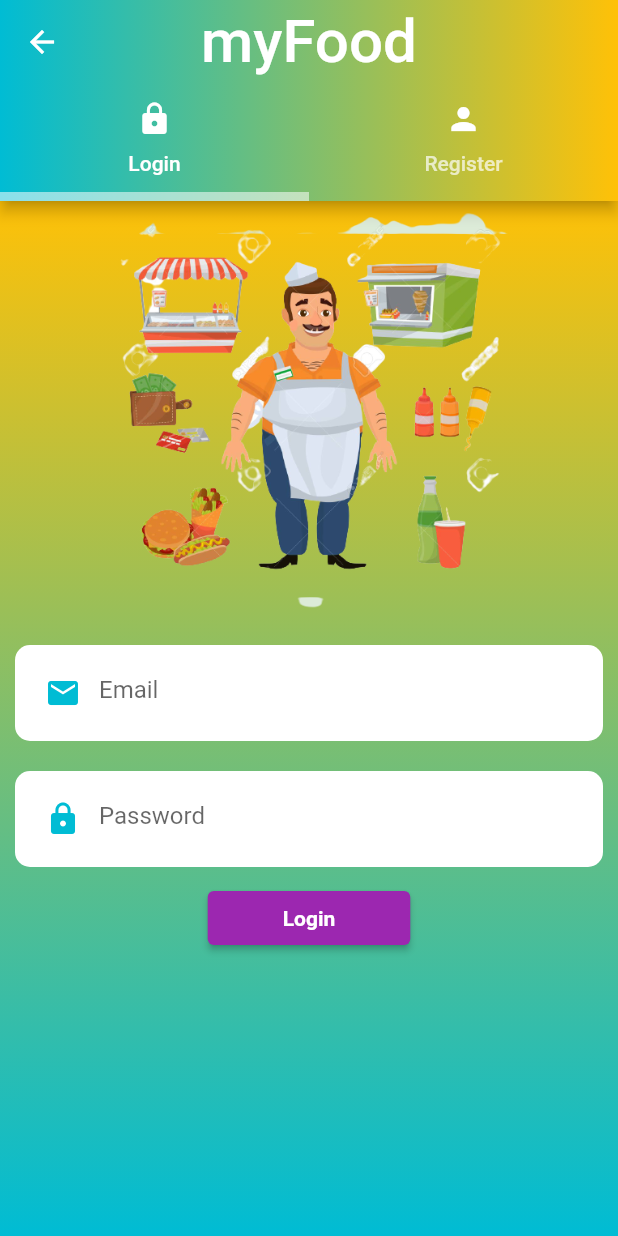
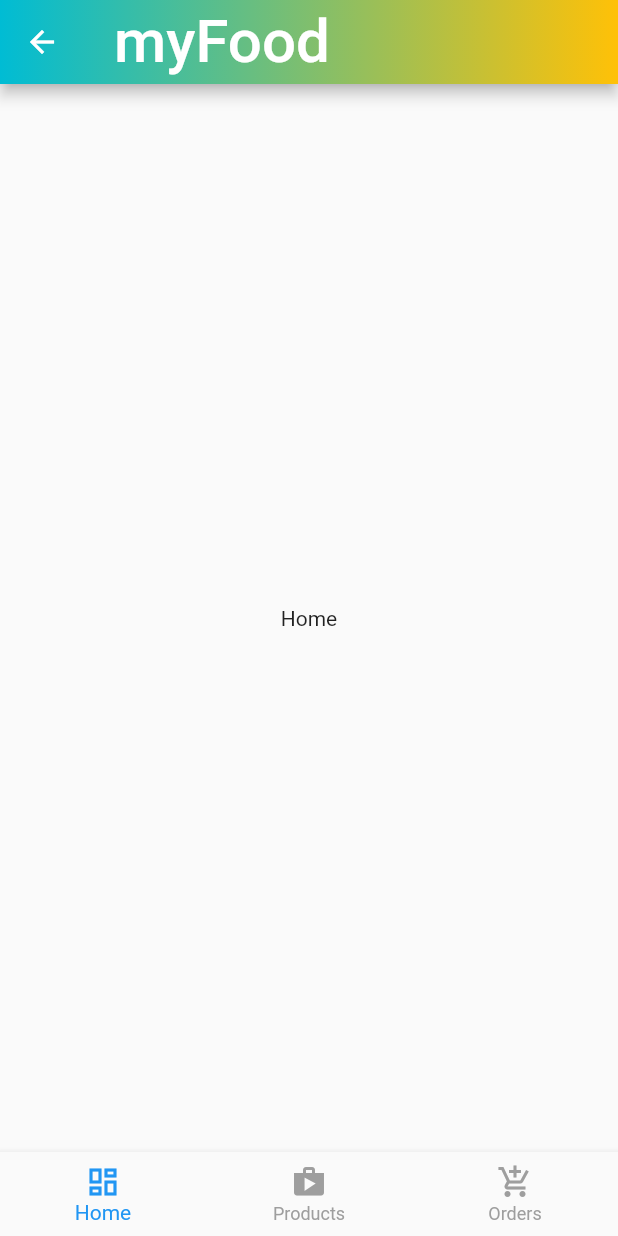
Before and after one commit to RazuPk/myfoodapp, a Flutter app: the screen it shows after launch, on a phone screen of 412 x 824 dp. Run offline on Flutter 3.47's test engine with Material 2 defaults, Android fonts, the phone set to English and light mode, and no system bars; our stand-ins replace cloud_firestore, firebase_auth, firebase_core, firebase_storage, image_picker, shared_preferences; accounts and stored records are empty; Roboto replaces fonts that are missing (Labester).

Commit message:
BottomNavigationBar Added done.

```diff
--- /dev/null
+++ b/lib/screens/sellers_screens/bottom_navbar_screen.dart
@@ -0,0 +1,68 @@
+import 'package:flutter/material.dart';
+import '../../screens/sellers_screens/home_screen.dart';
+import '../../screens/sellers_screens/order_screen.dart';
+import '../../screens/sellers_screens/products_screen.dart';
+
+import '../../widgets/flexible_space_widget.dart';
+
+class BottomNavBarScreen extends StatefulWidget {
+  const BottomNavBarScreen({super.key});
+
+  @override
+  State<BottomNavBarScreen> createState() => _BottomNavBarScreenState();
+}
+
+class _BottomNavBarScreenState extends State<BottomNavBarScreen> {
+  final List<Widget> _screen = [
+    HomeScreen(),
+    ProductsScreen(),
+    OrderScreen(),
+  ];
+
+  int _selectedIndex = 0;
+  @override
+  Widget build(BuildContext context) {
+    return Scaffold(
+      appBar: AppBar(
+        flexibleSpace: FlexibleSpaceWidget(),
+        title:const Padding(
+          padding: EdgeInsets.symmetric(horizontal: 4,vertical: 8),
+          child: Text('myFood',
+              style:TextStyle(
+                fontSize: 40,
+                color: Colors.white,
+                fontFamily: "Labester",
+              )),
+        ),
+      ),
+      body: _screen[_selectedIndex],
+      bottomNavigationBar: BottomNavigationBar(
+        onTap: (value){
+          _selectedIndex = value;
+          if (mounted) {
+            setState(() {});
+          }
+        },
+        elevation: 4,
+        selectedItemColor: Colors.blue,
+        unselectedItemColor: Colors.grey,
+        showUnselectedLabels: true,
+        currentIndex: _selectedIndex,
+        items: [
+          BottomNavigationBarItem(
+            icon: Icon(Icons.dashboard_outlined),
+            label: "Home",
+          ),
+          BottomNavigationBarItem(
+            icon: Icon(Icons.shop),
+            label: "Products",
+          ),
+          BottomNavigationBarItem(
+            icon: Icon(Icons.add_shopping_cart_outlined),
+            label: "Orders",
+          ),
+        ],
+      ),
+    );
+  }
+}
--- /dev/null
+++ b/lib/screens/sellers_screens/home_screen.dart
@@ -0,0 +1,9 @@
+import 'package:flutter/material.dart';
+class HomeScreen extends StatelessWidget {
+  const HomeScreen({super.key});
+
+  @override
+  Widget build(BuildContext context) {
+    return Center(child: Text("Home"),);
+  }
+}
--- /dev/null
+++ b/lib/screens/sellers_screens/order_screen.dart
@@ -0,0 +1,9 @@
+import 'package:flutter/material.dart';
+class OrderScreen extends StatelessWidget {
+  const OrderScreen({super.key});
+
+  @override
+  Widget build(BuildContext context) {
+    return Center(child: Text("Orders"),);
+  }
+}
--- /dev/null
+++ b/lib/screens/sellers_screens/products_screen.dart
@@ -0,0 +1,9 @@
+import 'package:flutter/material.dart';
+class ProductsScreen extends StatelessWidget {
+  const ProductsScreen({super.key});
+
+  @override
+  Widget build(BuildContext context) {
+    return Center(child: Text("Products"),);
+  }
+}
--- a/lib/screens/splash_screen.dart
+++ b/lib/screens/splash_screen.dart
@@ -1,10 +1,10 @@
 import 'dart:async';
 
 import 'package:flutter/material.dart';
+import 'package:myfoodapp/screens/sellers_screens/bottom_navbar_screen.dart';
 import '../global/global.dart';
 import '../screens/sellers_screens/sellers_home_screen.dart';
 
-import 'authentication/auth_screen.dart';
 
 class SplashScreen extends StatefulWidget {
   const SplashScreen({super.key});
@@ -19,7 +19,7 @@ class _SplashScreenState extends State<SplashScreen> {
       if(firebaseAuth.currentUser != null){
         Navigator.push(context, MaterialPageRoute(builder: (c)=>const SellersHomeScreen()));
       }else{
-        Navigator.push(context, MaterialPageRoute(builder: (c)=>const AuthScreen()));
+        Navigator.push(context, MaterialPageRoute(builder: (c)=> BottomNavBarScreen()));
       }
     });
   }
```
